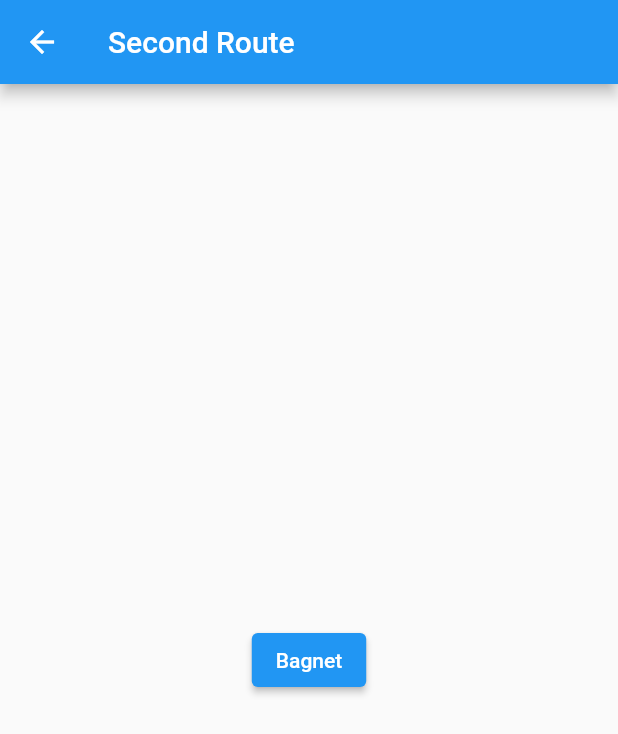
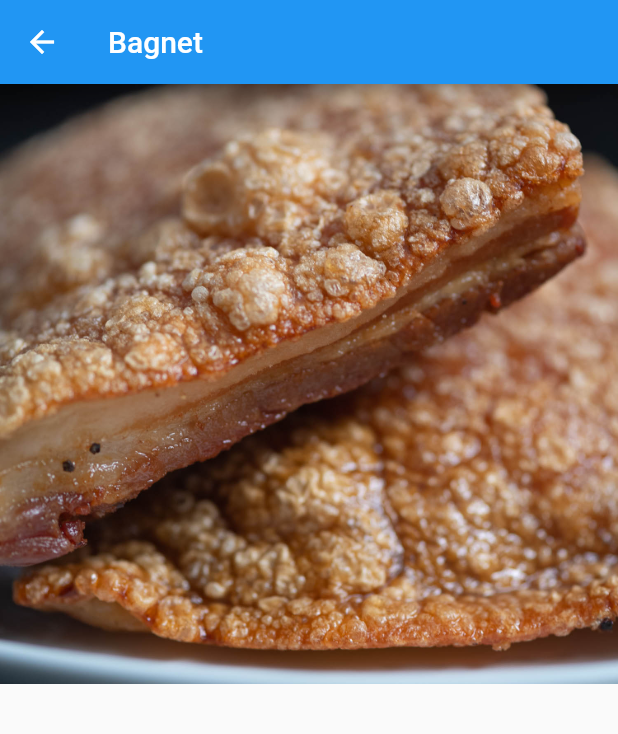
Before and after one commit to mlph-jquiamco/flutter_basics_exercise, a Flutter app: the screen it shows after launch, after a tap on "Bagnet", on a phone screen of 412 x 824 dp. Shown: the top 734 px of the screen. Run offline on Flutter 3.47's test engine with Material 2 defaults, Android fonts, the phone set to English and light mode, and no system bars.

```diff
--- a/lib/details_page.dart
+++ b/lib/details_page.dart
@@ -1,5 +1,4 @@
 import 'package:flutter/material.dart';
-
 import 'dish_model.dart';
 
 class Details extends StatelessWidget {
@@ -12,16 +11,18 @@ class Details extends StatelessWidget {
     final args = ModalRoute.of(context)!.settings.arguments as Dish;
     return Scaffold(
       appBar: AppBar(
-        title: const Text('Second Route'),
+        title: Text(args.name),
       ),
-      body: Center(
-        child: ElevatedButton(
-          onPressed: () {
-            Navigator.pop(context);
-          },
-          child: Text(args.name),
-        ),
-      ),
+      body: ListView(
+        children: [
+          Image.asset(
+            'assets/${args.image}',
+            width: 800,
+            height: 400,
+            fit: BoxFit.cover,
+          )
+        ],
+      )
     );
   }
 }
```
